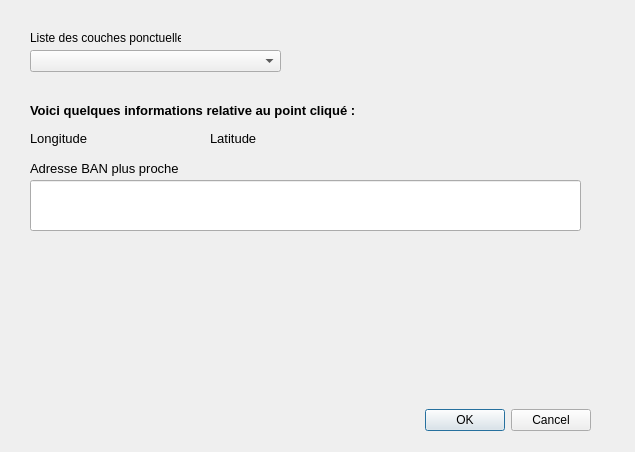
This is info_displayer_dialog_base.ui in hamza-rachidi/myQGIS-plugin as Qt 5 draws it before an edit. The edited form follows.
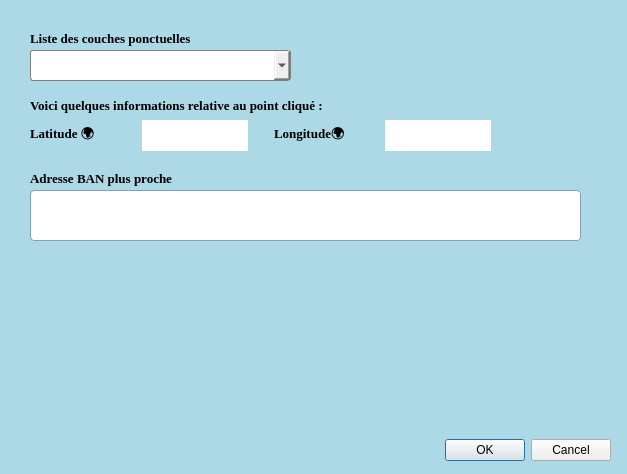
This is the edited form.

Commit message: changement de style pour une interface plus élégante

What changed in the file:
```diff
--- a/info_displayer_dialog_base.ui
+++ b/info_displayer_dialog_base.ui
@@ -6,18 +6,33 @@
    <rect>
     <x>0</x>
     <y>0</y>
-    <width>635</width>
-    <height>452</height>
+    <width>627</width>
+    <height>474</height>
    </rect>
   </property>
   <property name="windowTitle">
    <string>Info Displayer</string>
   </property>
+  <property name="styleSheet">
+   <string notr="true">QDialog {
+    background-color: #add8e6; 
+    color: #D8DEE9; 
+    border-radius: 10px;
+}
+QLineEdit {
+    border: 1px solid #81A1C1;
+    border-radius: 4px;
+    padding: 3px;
+}
+QLabel {
+    font-weight: bold;
+}</string>
+  </property>
   <widget class="QDialogButtonBox" name="button_box">
    <property name="geometry">
     <rect>
-     <x>420</x>
-     <y>400</y>
+     <x>440</x>
+     <y>430</y>
      <width>171</width>
      <height>41</height>
     </rect>
@@ -34,10 +49,24 @@
     <rect>
      <x>30</x>
      <y>50</y>
-     <width>251</width>
-     <height>22</height>
+     <width>261</width>
+     <height>31</height>
     </rect>
    </property>
+   <property name="font">
+    <font>
+     <family>Georgia</family>
+     <pointsize>10</pointsize>
+    </font>
+   </property>
+   <property name="styleSheet">
+    <string notr="true">QComboBox {
+    border: 1px solid gray;
+    border-radius: 3px;
+    padding: 1px 18px 1px 3px;
+    min-width: 6em;
+}</string>
+   </property>
    <property name="maxVisibleItems">
     <number>30</number>
    </property>
@@ -47,26 +76,34 @@
     <rect>
      <x>30</x>
      <y>30</y>
-     <width>151</width>
+     <width>241</width>
      <height>16</height>
     </rect>
    </property>
+   <property name="font">
+    <font>
+     <family>Georgia</family>
+     <pointsize>10</pointsize>
+     <weight>75</weight>
+     <bold>true</bold>
+    </font>
+   </property>
    <property name="text">
-    <string>Liste des couches ponctuelles</string>
+    <string>Liste des couches ponctuelles 📂 </string>
    </property>
   </widget>
   <widget class="QLabel" name="labelCouche_2">
    <property name="geometry">
     <rect>
      <x>30</x>
-     <y>100</y>
-     <width>331</width>
+     <y>95</y>
+     <width>391</width>
      <height>21</height>
     </rect>
    </property>
    <property name="font">
     <font>
-     <family>Arial</family>
+     <family>Georgia</family>
      <pointsize>10</pointsize>
      <weight>75</weight>
      <bold>true</bold>
@@ -76,95 +113,21 @@
     <string>Voici quelques informations relative au point cliqué :</string>
    </property>
   </widget>
-  <widget class="QLabel" name="labelLongitude">
-   <property name="geometry">
-    <rect>
-     <x>30</x>
-     <y>130</y>
-     <width>61</width>
-     <height>16</height>
-    </rect>
-   </property>
-   <property name="font">
-    <font>
-     <family>Arial</family>
-     <pointsize>10</pointsize>
-    </font>
-   </property>
-   <property name="text">
-    <string>Longitude</string>
-   </property>
-  </widget>
-  <widget class="QLabel" name="labelLatitude">
-   <property name="geometry">
-    <rect>
-     <x>210</x>
-     <y>130</y>
-     <width>51</width>
-     <height>16</height>
-    </rect>
-   </property>
-   <property name="font">
-    <font>
-     <family>Arial</family>
-     <pointsize>10</pointsize>
-    </font>
-   </property>
-   <property name="text">
-    <string>Latitude</string>
-   </property>
-  </widget>
-  <widget class="QLabel" name="labelvaleur_Latitude">
-   <property name="geometry">
-    <rect>
-     <x>270</x>
-     <y>130</y>
-     <width>101</width>
-     <height>21</height>
-    </rect>
-   </property>
-   <property name="font">
-    <font>
-     <family>Arial</family>
-     <pointsize>9</pointsize>
-    </font>
-   </property>
-   <property name="text">
-    <string/>
-   </property>
-  </widget>
-  <widget class="QLabel" name="labelvaleur_Longitude">
-   <property name="geometry">
-    <rect>
-     <x>100</x>
-     <y>130</y>
-     <width>101</width>
-     <height>21</height>
-    </rect>
-   </property>
-   <property name="font">
-    <font>
-     <family>Arial</family>
-     <pointsize>9</pointsize>
-    </font>
-   </property>
-   <property name="text">
-    <string/>
-   </property>
-  </widget>
   <widget class="QLabel" name="labelAdresse">
    <property name="geometry">
     <rect>
      <x>30</x>
-     <y>160</y>
-     <width>151</width>
+     <y>170</y>
+     <width>181</width>
      <height>16</height>
     </rect>
    </property>
    <property name="font">
     <font>
-     <family>Arial</family>
+     <family>Georgia</family>
      <pointsize>10</pointsize>
+     <weight>75</weight>
+     <bold>true</bold>
     </font>
    </property>
    <property name="text">
@@ -175,11 +138,111 @@
    <property name="geometry">
     <rect>
      <x>30</x>
-     <y>180</y>
+     <y>190</y>
      <width>551</width>
      <height>51</height>
     </rect>
    </property>
+   <property name="font">
+    <font>
+     <family>Arial</family>
+     <pointsize>9</pointsize>
+    </font>
+   </property>
+   <property name="text">
+    <string/>
+   </property>
+  </widget>
+  <widget class="QWidget" name="horizontalLayoutWidget">
+   <property name="geometry">
+    <rect>
+     <x>30</x>
+     <y>120</y>
+     <width>461</width>
+     <height>31</height>
+    </rect>
+   </property>
+   <layout class="QHBoxLayout" name="horizontalLayout">
+    <item>
+     <widget class="QLabel" name="labelLatitude">
+      <property name="font">
+       <font>
+        <family>Georgia</family>
+        <pointsize>10</pointsize>
+        <weight>75</weight>
+        <bold>true</bold>
+       </font>
+      </property>
+      <property name="text">
+       <string>Latitude 🌍</string>
+      </property>
+     </widget>
+    </item>
+    <item>
+     <widget class="QLabel" name="labelvaleur_Longitude">
+      <property name="font">
+       <font>
+        <family>Georgia</family>
+        <pointsize>9</pointsize>
+        <weight>75</weight>
+        <bold>true</bold>
+       </font>
+      </property>
+      <property name="styleSheet">
+       <string notr="true">background-color: white;</string>
+      </property>
+      <property name="text">
+       <string/>
+      </property>
+     </widget>
+    </item>
+    <item>
+     <spacer name="verticalSpacer">
+      <property name="orientation">
+       <enum>Qt::Vertical</enum>
+      </property>
+      <property name="sizeHint" stdset="0">
+       <size>
+        <width>20</width>
+        <height>40</height>
+       </size>
+      </property>
+     </spacer>
+    </item>
+    <item>
+     <widget class="QLabel" name="labelLongitude">
+      <property name="font">
+       <font>
+        <family>Georgia</family>
+        <pointsize>10</pointsize>
+        <weight>75</weight>
+        <bold>true</bold>
+       </font>
+      </property>
+      <property name="text">
+       <string>Longitude🌍</string>
+      </property>
+     </widget>
+    </item>
+    <item>
+     <widget class="QLabel" name="labelvaleur_Latitude">
+      <property name="font">
+       <font>
+        <family>Georgia</family>
+        <pointsize>9</pointsize>
+        <weight>75</weight>
+        <bold>true</bold>
+       </font>
+      </property>
+      <property name="styleSheet">
+       <string notr="true">background-color: white;</string>
+      </property>
+      <property name="text">
+       <string/>
+      </property>
+     </widget>
+    </item>
+   </layout>
   </widget>
  </widget>
  <resources/>
```
The commit also changes 1 other file.
